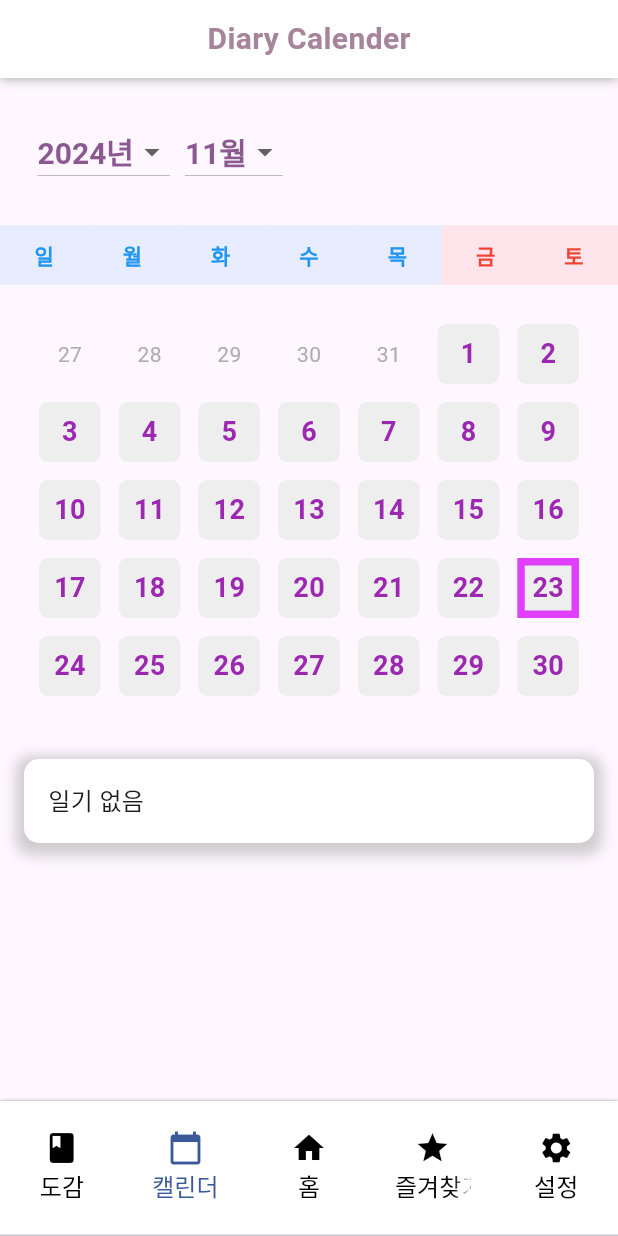
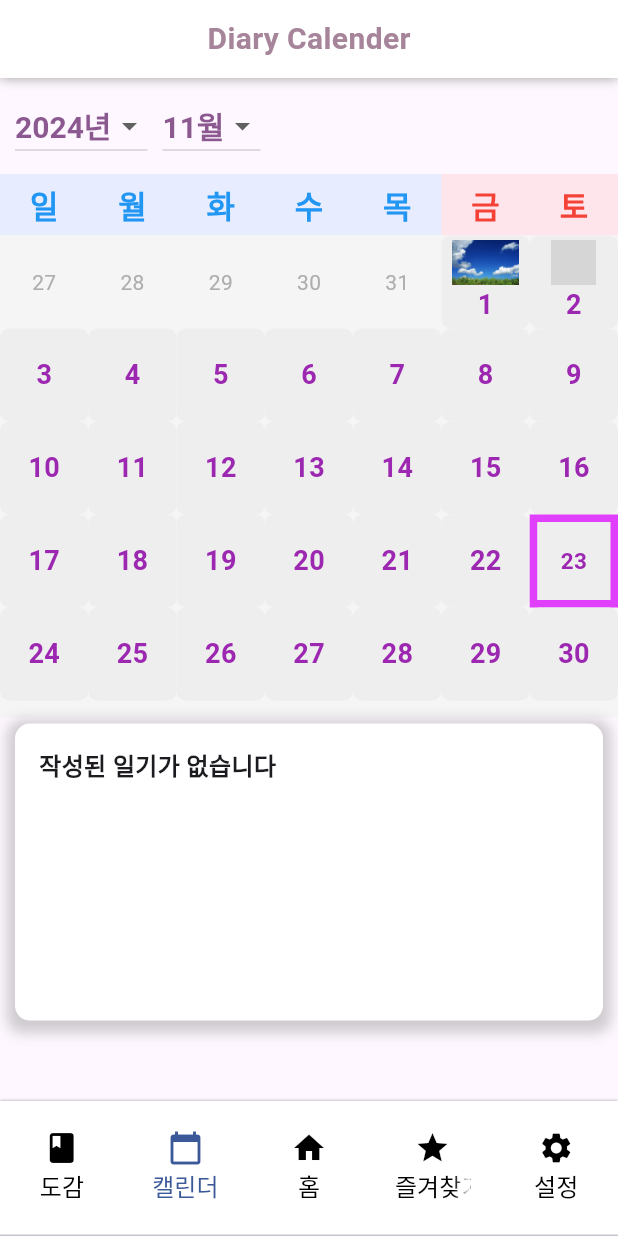
Before and after one commit to BangVillain/gdsc_project, a Flutter app: the screen it shows after launch, item 2 of the bottom bar chosen, on a phone screen of 412 x 824 dp. Run offline on Flutter 3.47's test engine with Material 3 defaults, Android fonts, the phone set to English and light mode, and no system bars; drawn by our look-alikes of table_calendar; grey boxes are pictures that could not be loaded.

Commit message:
calender 수정2
- 일기 작성 날짜 안에 그림 삽입
- UI 반응형으로 일부 수정

```diff
--- a/lib/screens/home/home_calender.dart
+++ b/lib/screens/home/home_calender.dart
@@ -28,7 +28,6 @@ class _HomeCalendarState extends State<HomeCalendar> {
       'text': '일기 제목: 강아지와 산책을 다녀왔다.',
       'image': 'assets/images/walkdog.jpeg',
     },
-    // 더 많은 일기 내용을 추가
   };
 
   Map<String, dynamic>? getDiaryEntry(DateTime day) {
@@ -59,15 +58,24 @@ class _HomeCalendarState extends State<HomeCalendar> {
 
   @override
   Widget build(BuildContext context) {
+    final screenHeight = MediaQuery.of(context).size.height;
+    final screenWidth = MediaQuery.of(context).size.width;
+
+    // 비율 기반 크기 조정
+    final calendarHeight = screenHeight * 0.39; // 캘린더 높이 비율
+    final diaryPreviewHeight = screenHeight * 0.25; // 미리보기 높이 비율
+
     return Scaffold(
       appBar: const PreferredSize(
-          preferredSize: Size.fromHeight(52), child: CalenderAppBar()),
+        preferredSize: Size.fromHeight(52),
+        child: CalenderAppBar(),
+      ),
       body: Column(
         children: [
           // 연도와 월을 선택하는 Dropdown 메뉴
-
           Padding(
-            padding: const EdgeInsets.all(25),
+            padding:
+                const EdgeInsets.symmetric(vertical: 8.0, horizontal: 10.0),
             child: Row(
               mainAxisAlignment: MainAxisAlignment.start,
               children: [
@@ -107,6 +115,7 @@ class _HomeCalendarState extends State<HomeCalendar> {
             ),
           ),
 
+          // 요일 표시 Row
           Row(
             mainAxisAlignment: MainAxisAlignment.spaceBetween,
             children: customWeekdays.asMap().entries.map((entry) {
@@ -121,7 +130,7 @@ class _HomeCalendarState extends State<HomeCalendar> {
                         ? Colors.red.withOpacity(0.1) // 주말 배경색
                         : Colors.blue.withOpacity(0.1), // 평일 배경색
                   ),
-                  padding: const EdgeInsets.symmetric(vertical: 10),
+                  padding: const EdgeInsets.symmetric(vertical: 6),
                   child: Text(
                     day,
                     style: TextStyle(
@@ -129,23 +138,27 @@ class _HomeCalendarState extends State<HomeCalendar> {
                           ? Colors.red
                           : Colors.blue, // 주말 텍스트 색상
                       fontWeight: FontWeight.bold,
+                      fontSize: screenWidth * 0.05,
                     ),
                   ),
                 ),
               );
             }).toList(),
           ),
-          Padding(
-            padding: const EdgeInsets.all(20),
+
+          // 캘린더 영역
+          Container(
+            height: calendarHeight,
+            color: Colors.grey[100],
             child: TableCalendar(
               locale: 'ko_KR',
               firstDay: DateTime.utc(2000),
               lastDay: DateTime.utc(2030),
-
+              rowHeight: 62,
               focusedDay: focusedDay,
               calendarFormat: CalendarFormat.month,
               headerVisible: false,
-              daysOfWeekHeight: 0, // 기본 요일 헤더 숨김
+              daysOfWeekHeight: 0,
               onPageChanged: (newFocusedDay) {
                 setState(() {
                   focusedDay = newFocusedDay;
@@ -154,72 +167,114 @@ class _HomeCalendarState extends State<HomeCalendar> {
                 });
               },
               selectedDayPredicate: (day) {
-                // 선택된 날짜를 기준으로 스타일 적용
                 return isSameDay(selectedDay, day);
               },
               onDaySelected: (selectedDay, focusedDay) {
                 setState(() {
-                  this.selectedDay = selectedDay; // 선택된 날짜 업데이트
+                  this.selectedDay = selectedDay;
                   this.focusedDay = focusedDay;
                 });
               },
-              calendarStyle: CalendarStyle(
-                defaultDecoration: BoxDecoration(
+              calendarBuilders: CalendarBuilders(
+                defaultBuilder: (context, day, focusedDay) {
+                  final diaryEntry = getDiaryEntry(day);
+                  return Container(
+                    width: 66,
+                    height: 66,
+                    decoration: BoxDecoration(
                       color: Colors.grey[200],
                       borderRadius: BorderRadius.circular(6.0),
                     ),
-                weekendDecoration: BoxDecoration(
+                    child: Column(
+                      mainAxisAlignment: MainAxisAlignment.center,
+                      children: [
+                        if (diaryEntry != null)
+                          Image.asset(
+                            height: 30,
+                            diaryEntry['image']!,
+                            fit: BoxFit.cover,
+                          ),
+                        Text(
+                          '${day.day}',
+                          style: const TextStyle(
+                              fontSize: 18,
+                              fontWeight: FontWeight.bold,
+                              color: Colors.purple),
+                        ),
+                      ],
+                    ),
+                  );
+                },
+                todayBuilder: (context, day, focusedDay) {
+                  final diaryEntry = getDiaryEntry(day);
+                  return Container(
+                    width: 66,
+                    height: 66,
+                    decoration: BoxDecoration(
                       color: Colors.grey[200],
                       borderRadius: BorderRadius.circular(6.0),
                     ),
-                todayDecoration: BoxDecoration(
-                  color: Colors.grey[200],
-                  borderRadius: BorderRadius.circular(6.0),
+                    child: Column(
+                      mainAxisAlignment: MainAxisAlignment.center,
+                      children: [
+                        if (diaryEntry != null)
+                          Image.asset(
+                            height: 30,
+                            diaryEntry['image']!,
+                            fit: BoxFit.cover,
                           ),
-                // 오늘 날짜의 기본 스타일 제거
-                selectedDecoration: BoxDecoration(
+                        Text(
+                          '${day.day}',
+                          style: const TextStyle(
+                              fontSize: 18,
+                              fontWeight: FontWeight.bold,
+                              color: Colors.purple),
+                        ),
+                      ],
+                    ),
+                  );
+                },
+                selectedBuilder: (context, day, focusedDay) {
+                  final diaryEntry = getDiaryEntry(day);
+                  return Container(
+                    width: 66,
+                    height: 66,
+                    decoration: BoxDecoration(
                       color: Colors.grey[200],
                       shape: BoxShape.rectangle, // 사각형 모양
                       border: Border.all(color: Colors.purpleAccent, width: 5),
                     ),
-                defaultTextStyle: const TextStyle(
-                  color: Colors.purple,
+                    child: Column(
+                      mainAxisAlignment: MainAxisAlignment.center,
+                      children: [
+                        if (diaryEntry != null)
+                          Image.asset(
+                            height: 30,
+                            diaryEntry['image']!,
+                            fit: BoxFit.cover,
+                          ),
+                        Text(
+                          '${day.day}',
+                          style: const TextStyle(
+                              fontSize: 15,
                               fontWeight: FontWeight.bold,
-                  fontSize: 18,
+                              color: Colors.purple),
                         ),
-                weekendTextStyle: TextStyle(
-                  fontWeight: FontWeight.bold,
-                  fontSize: 18,
-                  color: Colors.purple,
-                ), // 기본 텍스트 스타일
-                todayTextStyle: TextStyle(
-                  fontWeight: FontWeight.bold,
-                  fontSize: 18,
-                  color: Colors.purple,
+                      ],
                     ),
-                selectedTextStyle: TextStyle(
-                    fontWeight: FontWeight.bold,
-                    fontSize: 18,
-                    color: Colors.purple), // 선택한 날짜 텍스트 스타일
-              ),
-              daysOfWeekStyle: DaysOfWeekStyle(
-                weekendStyle: const TextStyle(
-                    color: Colors.red,
-                    fontSize: 16,
-                    fontWeight: FontWeight.bold), // 주말 색상
-                weekdayStyle: const TextStyle(
-                    color: Colors.blue,
-                    fontSize: 16,
-                    fontWeight: FontWeight.bold), // 평일 색상
+                  );
+                },
               ),
             ),
           ),
-          // 선택된 날짜의 일기 미리보기 위젯
-          Padding(
-            padding: const EdgeInsets.all(16.0),
+
+          // 일기 미리보기 영역
+          Container(
+            height: diaryPreviewHeight,
+            padding:
+                const EdgeInsets.symmetric(horizontal: 10.0, vertical: 4.0),
             child: Container(
               width: double.infinity,
-              padding: const EdgeInsets.all(16),
               decoration: BoxDecoration(
                 color: Colors.white,
                 borderRadius: BorderRadius.circular(10),
@@ -228,29 +283,35 @@ class _HomeCalendarState extends State<HomeCalendar> {
                     color: Colors.grey.withOpacity(0.5),
                     spreadRadius: 5,
                     blurRadius: 7,
-                    offset: Offset(0, 3),
+                    offset: const Offset(0, 3),
                   ),
                 ],
               ),
+              child: SingleChildScrollView(
+                padding: const EdgeInsets.all(16.0),
                 child: Column(
                   crossAxisAlignment: CrossAxisAlignment.start,
                   children: [
                     if (getDiaryEntry(selectedDay) != null) ...[
                       Text(
                         getDiaryEntry(selectedDay)!['text'] ?? '작성된 일기가 없습니다',
-                      style:
-                          TextStyle(fontSize: 20, fontWeight: FontWeight.bold),
+                        style: const TextStyle(
+                            fontSize: 20, fontWeight: FontWeight.bold),
                       ),
                       const SizedBox(height: 10),
                       Image.asset(
                         getDiaryEntry(selectedDay)!['image'] ??
                             'assets/images/default.jpg',
-                      fit: BoxFit.fitWidth,
-                      height: 239,
+                        fit: BoxFit.cover,
                       ),
                     ] else
-                    Text('일기 없음', style: TextStyle(fontSize: 16)),
+                      const Text(
+                        '작성된 일기가 없습니다',
+                        style: TextStyle(
+                            fontSize: 16, fontWeight: FontWeight.bold),
+                      ),
                   ],
+                ),
               ),
             ),
           ),
```
Also changed, not shown: 1 other file. Lines whose indentation alone changed are shown as unchanged.
